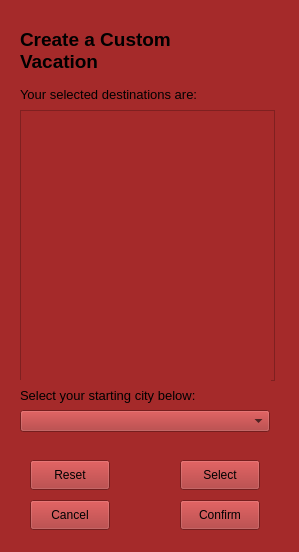
The window that CS1D-Basketball-master/Basketball/confirmcustom2.ui (moetaei/CS1D-Basketball) describes before a commit, drawn with Qt 5.
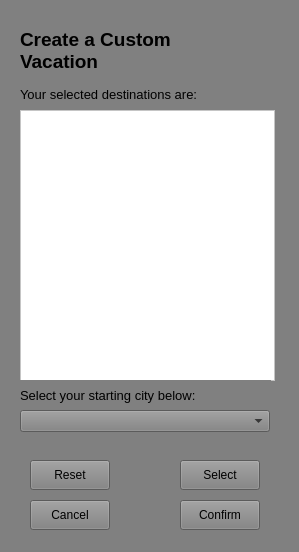
The same window after the commit. The open tabs and pages were chosen to show the change.

The edit to the form file:
```diff
--- a/CS1D-Basketball-master/Basketball/confirmcustom2.ui
+++ b/CS1D-Basketball-master/Basketball/confirmcustom2.ui
@@ -14,7 +14,7 @@
    <string>Form</string>
   </property>
   <property name="styleSheet">
-   <string notr="true">background-color:brown;</string>
+   <string notr="true">background-color:gray;</string>
   </property>
   <widget class="QLabel" name="label">
    <property name="geometry">
@@ -151,6 +151,9 @@
        <height>271</height>
       </rect>
      </property>
+     <property name="styleSheet">
+      <string notr="true">background-color:white;</string>
+     </property>
     </widget>
     <widget class="QLabel" name="startCityLabel">
      <property name="geometry">
```
